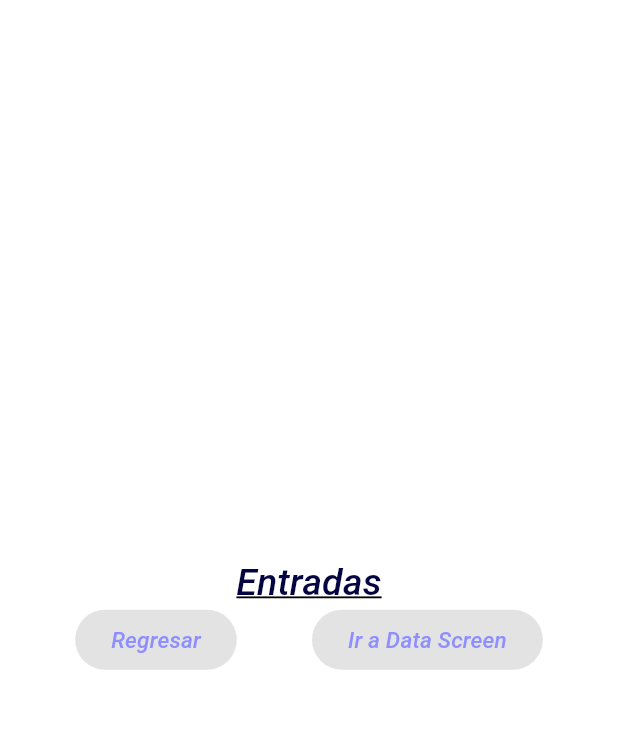
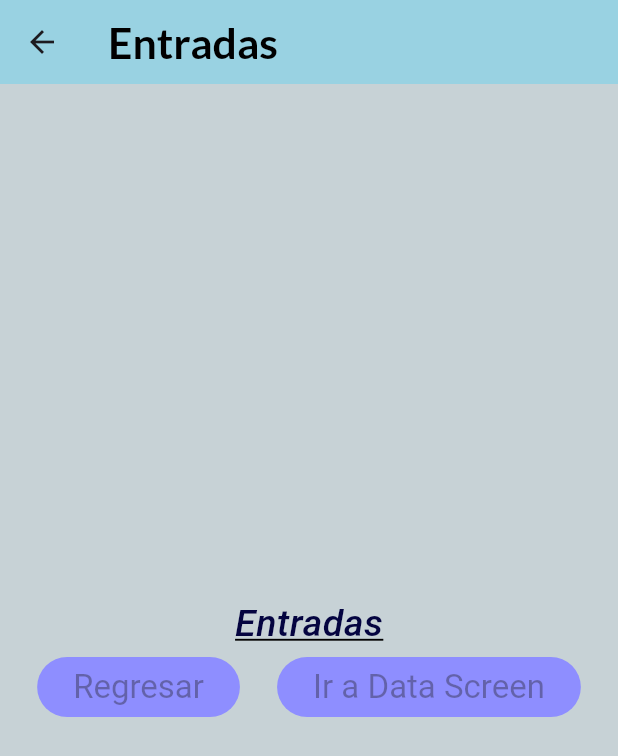
Before and after one commit to Rolando1233/componentes_flutter, a Flutter app: the screen it shows after launch, after a tap on "Entradas", on a phone screen of 412 x 824 dp. Shown: the top 756 px of the screen. Run offline on Flutter 3.47's test engine with Material 3 defaults, Android fonts, the phone set to English and light mode, and no system bars; our stand-ins replace google_fonts; Roboto replaces fonts that are missing (Merienda).

Commit message:
Changing the AppTheme and adding Scaffold to Inputs

```diff
--- a/lib/screens/home_screen.dart
+++ b/lib/screens/home_screen.dart
@@ -16,15 +16,18 @@ class HomeScreen extends StatelessWidget {
         body: ListView(
           children: [
             ListTile(
-            leading: const Icon(Icons.input_outlined, color: AppTheme.mainColor, ),
+            leading: IconTheme(
+              data: AppTheme.lightTheme.iconTheme,
+              child: const Icon (Icons.input_outlined),
+              ),
             title: Text('Entradas',
               style: Theme.of(context).textTheme.headlineLarge,
               ),
             subtitle:  Text('Diferentes widgets para entradas de flutter',
               style: Theme.of(context).textTheme.bodySmall),
-            trailing: const  Icon(
-              Icons.arrow_circle_right,
-              color: AppTheme.mainColor,
+            trailing: IconTheme(
+              data: AppTheme.lightTheme.iconTheme,
+              child: const Icon (Icons.arrow_circle_right),
               ),
               onTap: (){
                 final ruta1 = MaterialPageRoute(builder: (context){
@@ -35,15 +38,18 @@ class HomeScreen extends StatelessWidget {
             ),
             const Divider(),
             ListTile(
-              leading: const Icon(Icons.list_alt_rounded, color: AppTheme.mainColor,),
+              leading:  IconTheme(
+                data: AppTheme.lightTheme.iconTheme,
+                child: const Icon (Icons.list_alt_rounded),
+                ),
             title: Text('ListView.builder',
               style: Theme.of(context).textTheme.headlineLarge,
               ),
             subtitle:  Text('Scroll Infinito',
               style: Theme.of(context).textTheme.bodySmall),
-            trailing: const Icon(
-              Icons.arrow_circle_right,
-               color: AppTheme.mainColor,
+            trailing: IconTheme(
+              data: AppTheme.lightTheme.iconTheme,
+              child: const Icon (Icons.arrow_circle_right),
                ),
                onTap: (){
                 final ruta2 = MaterialPageRoute(builder: (context){
@@ -54,15 +60,18 @@ class HomeScreen extends StatelessWidget {
             ),
             const Divider(),
             ListTile(
-              leading: const Icon(Icons.notification_add, color: AppTheme.mainColor,),
+              leading: IconTheme(
+                data: AppTheme.lightTheme.iconTheme,
+                child: const Icon(Icons.notification_add),
+                ),
             title: Text('Notificaciones',
                 style: Theme.of(context).textTheme.headlineLarge,
               ),
             subtitle: Text('Creación de notificaciones',
               style: Theme.of(context).textTheme.bodySmall),
-            trailing: const Icon(
-              Icons.arrow_circle_right,
-              color: AppTheme.mainColor,
+            trailing: IconTheme(
+               data: AppTheme.lightTheme.iconTheme,
+              child: const Icon (Icons.arrow_circle_right),
               ),
               onTap: (){
                 final ruta3 = MaterialPageRoute(builder: (context){
--- a/lib/screens/inputs_screen.dart
+++ b/lib/screens/inputs_screen.dart
@@ -11,30 +11,33 @@ class InputsScreen extends StatefulWidget {
 class _InputsScreenState extends State<InputsScreen> {
   @override
   Widget build(BuildContext context) {
-    return  Column(
+    return  Scaffold(
+      appBar: AppBar(title: const Text('Entradas')),
+      body: Column(
         mainAxisAlignment: MainAxisAlignment.center,
         children: [
              Text('Entradas',
               style: AppTheme.lightTheme.textTheme.headlineLarge,
              ),
-           Row(
+             const Row(
               mainAxisAlignment: MainAxisAlignment.spaceEvenly,
               children: [
                 ElevatedButton(
                   onPressed: null,
-              child: Text('Regresar',
-              style: AppTheme.lightTheme.textTheme.bodySmall,
+                  child: Text(
+                    'Regresar',
                   ),
                 ),
                 ElevatedButton(
                   onPressed: null,
-              child: Text('Ir a Data Screen',
-              style: AppTheme.lightTheme.textTheme.bodySmall,
+                  child: Text(
+                    'Ir a Data Screen',
                   ),
                 )
               ],
              ),
         ],
+      ),
     );
   }
 }
--- a/lib/theme/app_theme.dart
+++ b/lib/theme/app_theme.dart
@@ -7,11 +7,36 @@ class AppTheme{
   static const backColor =  Color.fromARGB(255, 199, 210, 214);
   static const accentColor =  Color.fromARGB(255, 142, 142, 255);
   static const iconColor =  Color.fromARGB(255, 247, 0, 0);
+  static const barColor = Color.fromARGB(255, 0, 0, 0);
+  static const bartextColor = Color.fromARGB(255, 255, 255, 255);
 
   //Declaraciones del tema claro
   static final ThemeData lightTheme = ThemeData.light().copyWith(
     scaffoldBackgroundColor: backColor,
-    appBarTheme: const AppBarTheme(color: mainColor),
+    appBarTheme:  AppBarTheme(
+      color: mainColor,
+      titleTextStyle: GoogleFonts.lato(
+        color: barColor,
+        fontSize: 28.5,
+        fontWeight: FontWeight.bold
+      ),
+      ),
+      iconTheme: const IconThemeData(
+        color: accentColor,
+        size: 35.0,
+      ),
+      elevatedButtonTheme: ElevatedButtonThemeData(
+        style: ButtonStyle(
+          backgroundColor: MaterialStateProperty.all(
+            accentColor),
+          textStyle: MaterialStateProperty.all(
+            GoogleFonts.merienda(
+              color: backColor,
+              fontSize: 22
+            ),
+          ),
+        )
+      ),
     textTheme:  TextTheme(
       headlineLarge: GoogleFonts.merienda(
         color: const Color.fromARGB(255, 4, 4, 64),
```
Lines whose indentation alone changed are shown as unchanged.
